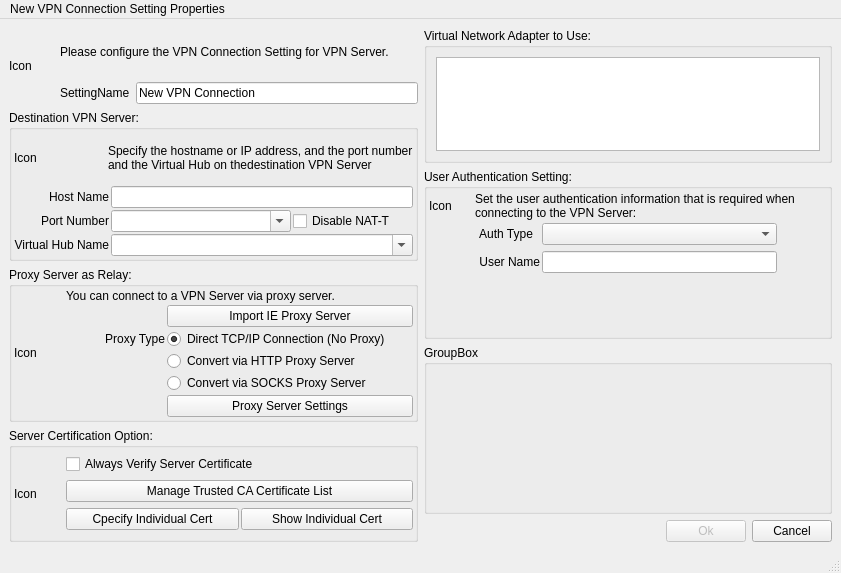
Above: ui/NewVpnConnectionWindow.ui from YWNlcg/SoftEtherVpnClientGui before the change. Below: the same form after it.
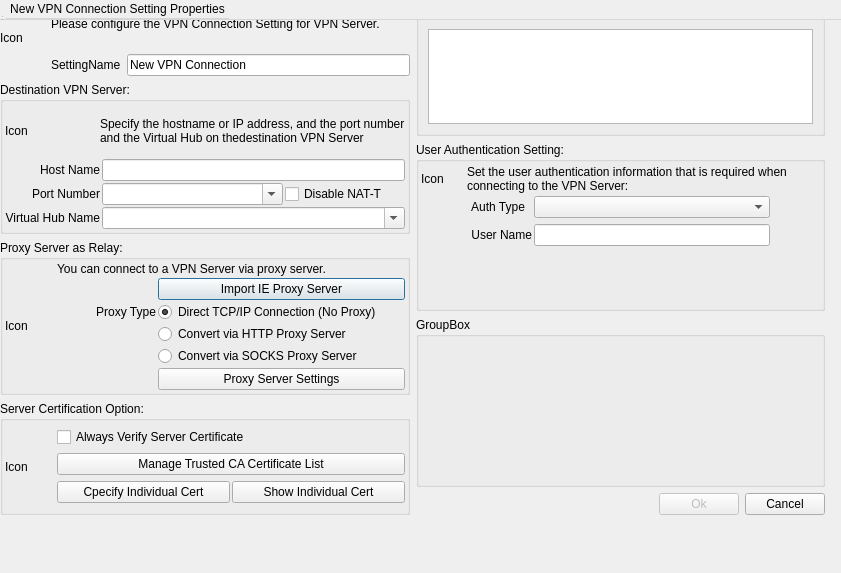
That is the form after the change.

Commit message: Added vpn connection name check

What changed in the file:
```diff
--- a/ui/NewVpnConnectionWindow.ui
+++ b/ui/NewVpnConnectionWindow.ui
@@ -1,7 +1,7 @@
 <?xml version="1.0" encoding="UTF-8"?>
 <ui version="4.0">
  <class>newVpnConSettingWindow</class>
- <widget class="QMainWindow" name="newVpnConSettingWindow">
+ <widget class="QDialog" name="newVpnConSettingWindow">
   <property name="geometry">
    <rect>
     <x>0</x>
@@ -14,6 +14,14 @@
    <string>MainWindow</string>
   </property>
   <widget class="QWidget" name="centralwidget">
+   <property name="geometry">
+    <rect>
+     <x>0</x>
+     <y>0</y>
+     <width>825</width>
+     <height>515</height>
+    </rect>
+   </property>
    <layout class="QHBoxLayout" name="horizontalLayout_2" stretch="1,1">
     <item>
      <layout class="QVBoxLayout" name="verticalLayout_1" stretch="2,4,4,3">
@@ -517,7 +525,16 @@
    </widget>
    <addaction name="menuNew_VPN_Connection_Setting_Properties"/>
   </widget>
-  <widget class="QStatusBar" name="statusbar"/>
+  <widget class="QStatusBar" name="statusbar">
+   <property name="geometry">
+    <rect>
+     <x>0</x>
+     <y>0</y>
+     <width>3</width>
+     <height>22</height>
+    </rect>
+   </property>
+  </widget>
  </widget>
  <resources/>
  <connections/>
```
The commit also changes 2 other files.
